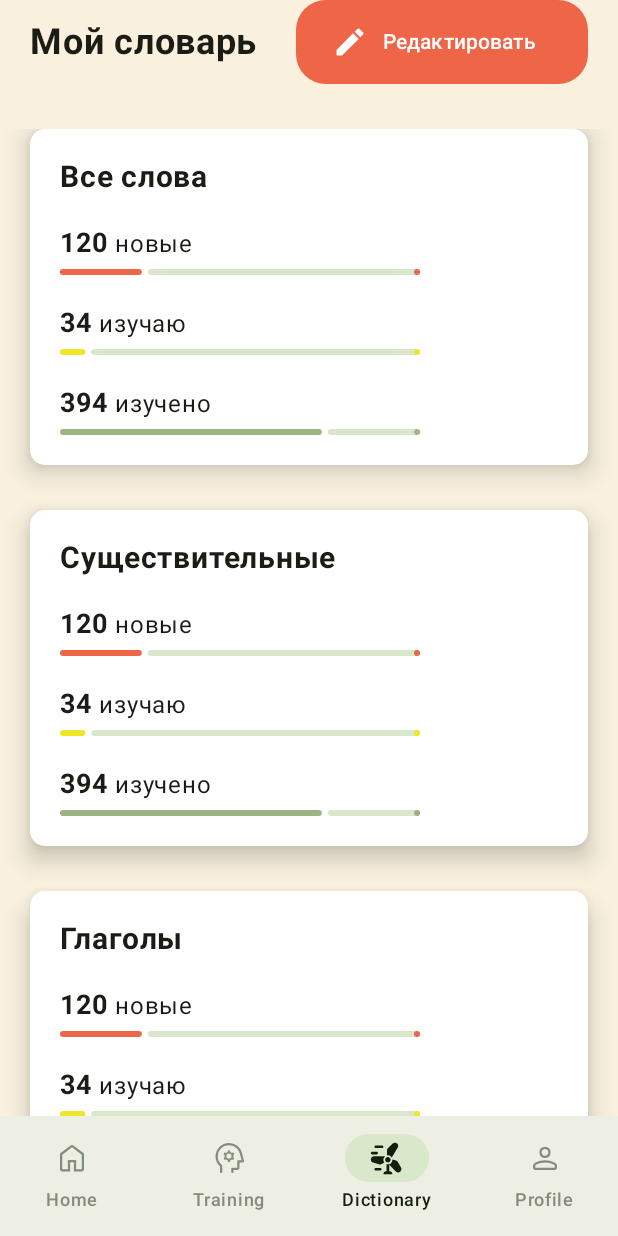
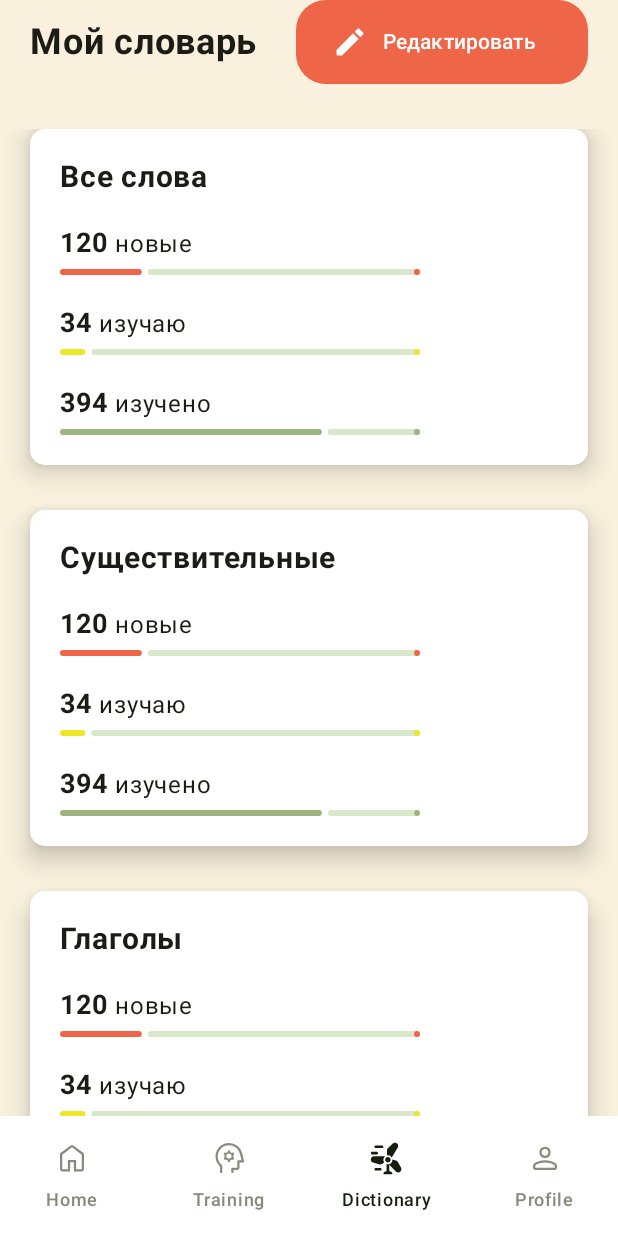
Before and after one commit to norphyra/EnglishWords, an Android app built with Jetpack Compose: the screen it shows after launch (MainActivity), item 3 of the bottom bar chosen, on a phone screen of 412 x 824 dp. Run offline under Robolectric (Android 15) with nearby library versions, the phone set to English and light mode, and no system bars; our stand-ins replace Dagger/Hilt's generated code, window size class; 2 statements that could not run were skipped.

Commit message:
Changed the Modal Bottom Sheet, add "noto sans" font

```diff
--- a/app/src/main/java/com/example/englishwordspetproject/MainActivity.kt
+++ b/app/src/main/java/com/example/englishwordspetproject/MainActivity.kt
@@ -58,7 +58,6 @@ class MainActivity : ComponentActivity() {
                 Surface(
                     modifier = Modifier
                         .fillMaxSize(),
-                    color = MaterialTheme.colorScheme.surface
                 ) {
                     val windowSizeClass = calculateWindowSizeClass(this)
                     WindowSize.windowSizeClass = windowSizeClass
--- a/app/src/main/java/com/example/englishwordspetproject/data/viewModels/DictionaryViewModel.kt
+++ b/app/src/main/java/com/example/englishwordspetproject/data/viewModels/DictionaryViewModel.kt
@@ -1,12 +1,13 @@
 package com.example.englishwordspetproject.data.viewModels
 
-import androidx.annotation.DrawableRes
 import androidx.annotation.StringRes
 import androidx.compose.material3.ExperimentalMaterial3Api
 import androidx.compose.material3.SheetState
-import androidx.compose.material3.rememberModalBottomSheetState
 import androidx.compose.ui.graphics.Color
 import com.example.englishwordspetproject.R
+import com.example.englishwordspetproject.ui.theme.in_progress_words_progress_color
+import com.example.englishwordspetproject.ui.theme.learned_words_progress_color
+import com.example.englishwordspetproject.ui.theme.new_words_progress_color
 import kotlinx.coroutines.flow.MutableStateFlow
 import kotlinx.coroutines.flow.StateFlow
 
@@ -34,7 +35,7 @@ class DictionaryViewModel: BaseViewModel() {
 
 data class Section(@StringRes val sectionName: Int)
 
-data class WordsWithTranslate(val word: String, val translate: String, val status: WordStatus)
+data class WordsWithTranslate(val original: String, val translate: String, val status: WordStatus)
 
 val sections = listOf(Section(R.string.my_dictionary), Section(R.string.my_sets))
 
@@ -45,7 +46,7 @@ val wordsMap = mapOf<String, List<String>>(
 )
 
 val wordsStatisticInDictionary = mapOf<@receiver:StringRes Int, Int>(
-    R.string.new_word to 120,
+    R.string.new_words to 120,
     R.string.in_progress_word to 34,
     R.string.learned_word to 394,
     R.string.all_words to 548
@@ -59,8 +60,8 @@ val words = listOf(WordsWithTranslate("cat", "кошка", WordStatus.New),
 val cardTitles = listOf(R.string.all_words_title, R.string.nouns_title, R.string.verbs_title,
 R.string.adjectives_title, R.string.adverb_title, R.string.numerals_title)
 
-enum class WordStatus {
-    New,
-    InProgress,
-    Learned
+enum class WordStatus(val color: Color, @StringRes val stringRes: Int) {
+    New(new_words_progress_color, R.string.new_word),
+    InProgress(in_progress_words_progress_color, R.string.in_progress_word),
+    Learned(learned_words_progress_color, R.string.learned_word)
 }
--- a/app/src/main/java/com/example/englishwordspetproject/navigation/NavigationUI.kt
+++ b/app/src/main/java/com/example/englishwordspetproject/navigation/NavigationUI.kt
@@ -133,7 +133,7 @@ object NavigationDefaults {
     fun navigationUnselectedIconColor() = MaterialTheme.colorScheme.onSurfaceVariant
 
     @Composable
-    fun navigationIndicatorColor() = MaterialTheme.colorScheme.secondaryContainer
+    fun navigationIndicatorColor() = Color.White
 
     @Composable
     fun navigationContainerColor() = MaterialTheme.colorScheme.surfaceVariant
--- a/app/src/main/java/com/example/englishwordspetproject/screens/HomeScreen.kt
+++ b/app/src/main/java/com/example/englishwordspetproject/screens/HomeScreen.kt
@@ -1,51 +1,11 @@
 package com.example.englishwordspetproject.screens
 
-import androidx.compose.foundation.layout.Arrangement
-import androidx.compose.foundation.layout.Column
-import androidx.compose.foundation.layout.PaddingValues
-import androidx.compose.foundation.layout.fillMaxSize
-import androidx.compose.foundation.layout.fillMaxWidth
-import androidx.compose.foundation.layout.padding
-import androidx.compose.foundation.shape.RoundedCornerShape
-import androidx.compose.material3.Button
-import androidx.compose.material3.Text
 import androidx.compose.runtime.Composable
-import androidx.compose.ui.Alignment
-import androidx.compose.ui.Modifier
-import androidx.compose.ui.text.style.TextAlign
 import androidx.compose.ui.tooling.preview.Preview
-import androidx.compose.ui.unit.dp
-import androidx.compose.ui.unit.sp
 
 @Composable
 fun HomeScreen() {
-    Column(verticalArrangement = Arrangement.Center,
-           horizontalAlignment = Alignment.CenterHorizontally,
-           modifier = Modifier
-                        .fillMaxSize()
-                        .padding(top = 30.dp)
-    ) {
-        Button(onClick = { /*TODO*/ },
-               shape = RoundedCornerShape(50.dp),
-               contentPadding = PaddingValues(22.dp),
-               modifier = Modifier
-                            .align(Alignment.CenterHorizontally)
-                            .fillMaxWidth(0.7f)
-                            .padding(bottom = 20.dp)
-        ) {
-            Text(text = "Start", textAlign = TextAlign.Center, fontSize = 56.sp)
-        }
 
-        Button(onClick = { /*TODO*/ },
-               shape = RoundedCornerShape(50.dp),
-               contentPadding = PaddingValues(22.dp),
-               modifier = Modifier
-                            .align(Alignment.CenterHorizontally)
-                            .fillMaxWidth(0.7f)
-        ) {
-            Text(text = "Dictionary", textAlign = TextAlign.Center, fontSize = 56.sp)
-        }
-    }
 }
 
 
--- a/app/src/main/java/com/example/englishwordspetproject/ui/theme/Color.kt
+++ b/app/src/main/java/com/example/englishwordspetproject/ui/theme/Color.kt
@@ -30,7 +30,7 @@ val OnSurface = Color(0xFF1c1c16)
 val Background = Color.White
 val OnBackground = Color(0xFF1c1c16)
 
-val SurfaceContainer = Color(0xFFedefe5)
+val SurfaceContainer = Color.White
 val OnSurfaceContainer = Color(0xFF848c7c)
 
 //Icons clors
--- a/app/src/main/res/values/strings.xml
+++ b/app/src/main/res/values/strings.xml
@@ -7,7 +7,9 @@
 
     <string name="my_dictionary">Мой словарь</string>
     <string name="my_sets">Мои наборы</string>
-    <string name="new_word">новые</string>
+
+    <string name="new_words">новые</string>
+    <string name="new_word">новое</string>
     <string name="in_progress_word">изучаю</string>
     <string name="learned_word">изучено</string>
     <string name="all_words">всего слов</string>
```
Also changed, not shown: app/src/main/java/com/example/englishwordspetproject/screens/DictionaryScreen.kt (+48 -44 lines), app/src/main/res/font/noto_sans_cypro_minoan_regular.ttf (added).
